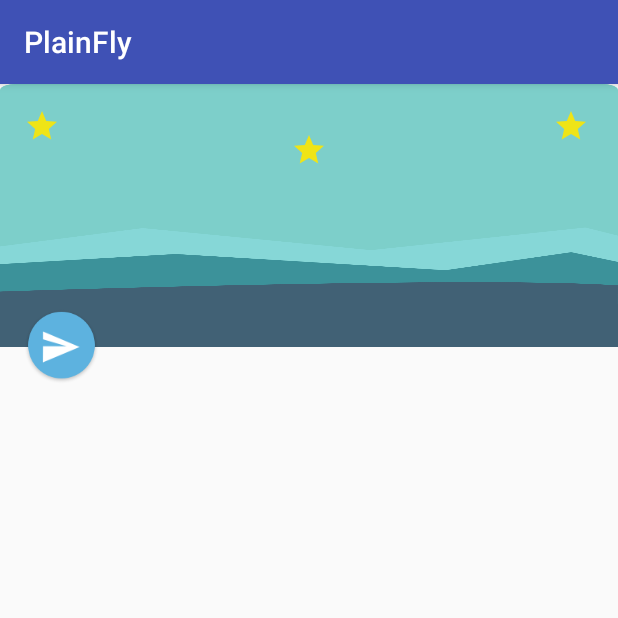
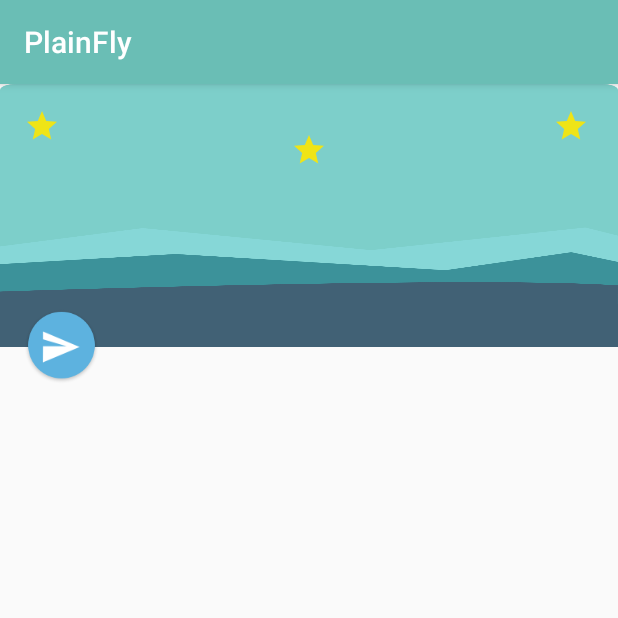
Before and after one commit to RuanXiaoHui/PlainFly, an Android app: the screen it shows after launch (MainActivity), on a phone screen of 412 x 824 dp, the top half of it. Run offline under Robolectric (Android 15) with nearby library versions, the phone set to English and light mode, and no system bars.

Commit message:
完善代码，待完善代码摇曳的小树以及飞机的飞行路线待处理

```diff
--- a/app/src/main/AndroidManifest.xml
+++ b/app/src/main/AndroidManifest.xml
@@ -3,7 +3,7 @@
     package="com.forms.plainfly">
 
     <application
-        android:allowBackup="true"
+        android:allowBackup="false"
         android:icon="@mipmap/ic_launcher"
         android:label="@string/app_name"
         android:supportsRtl="true"
--- a/app/src/main/java/com/forms/plainfly/MainActivity.java
+++ b/app/src/main/java/com/forms/plainfly/MainActivity.java
@@ -10,6 +10,9 @@ import android.view.MotionEvent;
 import android.view.View;
 import android.widget.RelativeLayout;
 
+import com.forms.plainfly.widget.PlaneLayout;
+import com.forms.plainfly.widget.SkyLayout;
+
 public class MainActivity extends AppCompatActivity {
 
     private RelativeLayout rltRoot;
@@ -21,6 +24,7 @@ public class MainActivity extends AppCompatActivity {
     private AppCompatImageView ivStarOne;
     private AppCompatImageView ivStarTwo;
     private AppCompatImageView ivStarThree;
+    private PlaneLayout ivPlane;
 
 
     @Override
@@ -40,6 +44,7 @@ public class MainActivity extends AppCompatActivity {
         ivStarOne = (AppCompatImageView) findViewById(R.id.ivStarOne);
         ivStarTwo = (AppCompatImageView) findViewById(R.id.ivStarTwo);
         ivStarThree = (AppCompatImageView) findViewById(R.id.ivStarThree);
+        ivPlane= (PlaneLayout) findViewById(R.id.ivPlane);
         ivSky.setViews(ivSkyLine, ivMountain, ivLand);
         starStartAnim();
     }
@@ -62,11 +67,12 @@ public class MainActivity extends AppCompatActivity {
                             float percentValue = diffValue > Constant.MAX_MOVE_VALUE
                                     ? 1 : diffValue / Constant.MAX_MOVE_VALUE;
                             ivSky.setPercent(percentValue);
+                            ivPlane.setPercent(percentValue);
                         }
                         break;
                     case MotionEvent.ACTION_UP:
-                        //ivSky.setPercent(0);
                         ivSky.releaseView();
+                        ivPlane.setPercent(0);
                         break;
                 }
 
--- /dev/null
+++ b/app/src/main/java/com/forms/plainfly/widget/PlaneLayout.java
@@ -0,0 +1,27 @@
+package com.forms.plainfly.widget;
+
+import android.content.Context;
+import android.support.v7.widget.AppCompatImageView;
+import android.util.AttributeSet;
+
+/**
+ * Created by forms on 2017/12/8.
+ */
+
+public class PlaneLayout extends AppCompatImageView {
+    public PlaneLayout(Context context) {
+        this(context,null);
+    }
+
+    public PlaneLayout(Context context, AttributeSet attrs) {
+        this(context, attrs,0);
+    }
+
+    public PlaneLayout(Context context, AttributeSet attrs, int defStyleAttr) {
+        super(context, attrs, defStyleAttr);
+    }
+
+    public void setPercent(float percent) {
+        this.setRotation(-45*percent);
+    }
+}
--- a/app/src/main/java/com/forms/plainfly/SkyLayout.java
+++ b/app/src/main/java/com/forms/plainfly/widget/SkyLayout.java
@@ -1,4 +1,4 @@
-package com.forms.plainfly;
+package com.forms.plainfly.widget;
 
 import android.animation.ValueAnimator;
 import android.content.Context;
@@ -7,6 +7,7 @@ import android.util.AttributeSet;
 import android.view.animation.OvershootInterpolator;
 import android.widget.RelativeLayout;
 
+import com.forms.plainfly.Constant;
 import com.forms.plainfly.utils.DensityUtil;
 
 /**
--- a/app/src/main/res/layout/activity_main.xml
+++ b/app/src/main/res/layout/activity_main.xml
@@ -8,7 +8,7 @@
     tools:context="com.forms.plainfly.MainActivity"
     xmlns:app="http://schemas.android.com/apk/res-auto">
 
-    <com.forms.plainfly.SkyLayout
+    <com.forms.plainfly.widget.SkyLayout
         android:id="@+id/ivSky"
         android:layout_width="match_parent"
         android:layout_height="175dp"
@@ -70,7 +70,7 @@
         android:layout_marginLeft="16dp"
         android:layout_marginTop="-25dp"/>
 
-    <android.support.v7.widget.AppCompatImageView
+    <com.forms.plainfly.widget.PlaneLayout
         android:id="@+id/ivPlane"
         android:layout_width="26dp"
         android:layout_height="26dp"
--- a/app/src/main/res/values/colors.xml
+++ b/app/src/main/res/values/colors.xml
@@ -1,6 +1,6 @@
 <?xml version="1.0" encoding="utf-8"?>
 <resources>
-    <color name="colorPrimary">#3F51B5</color>
-    <color name="colorPrimaryDark">#303F9F</color>
-    <color name="colorAccent">#FF4081</color>
+    <color name="colorPrimary">#6abeb5</color>
+    <color name="colorPrimaryDark">#6abeb5</color>
+    <color name="colorAccent">#6abeb5</color>
 </resources>
```
